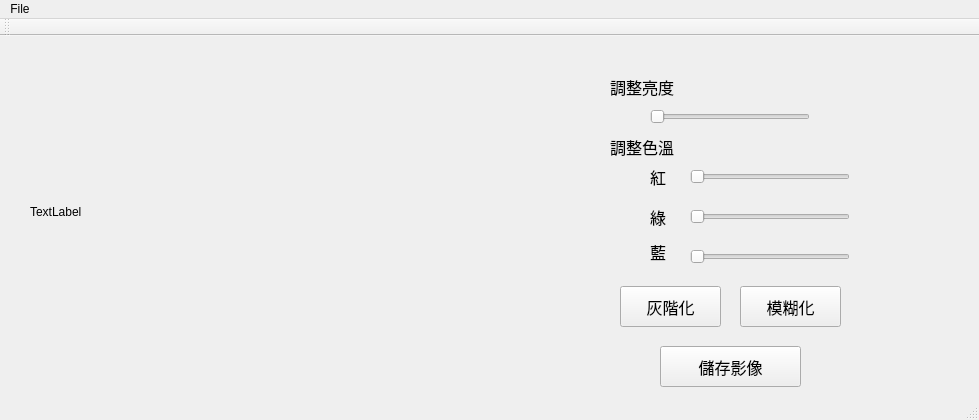
First picture: the form in mainwindow.ui, repository abbasid/QtCourse_ImageProcessing, before the edit.
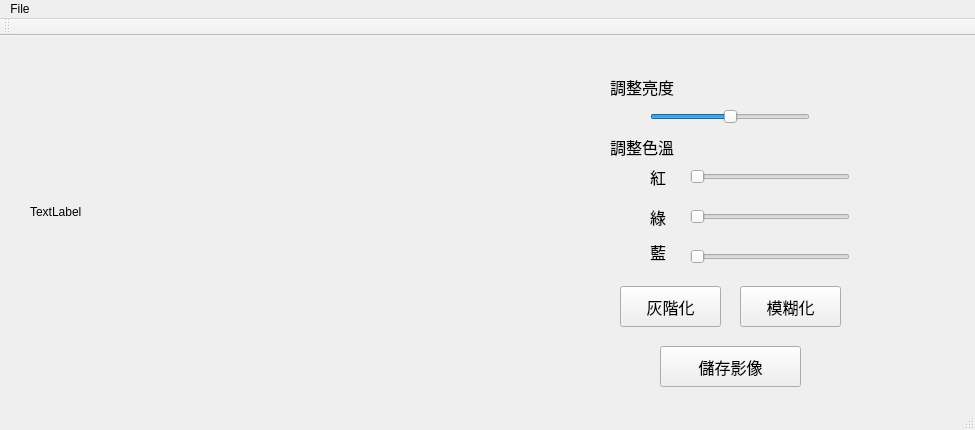
Second picture: the form after the edit.

Patch:
```diff
--- a/mainwindow.ui
+++ b/mainwindow.ui
@@ -6,8 +6,8 @@
    <rect>
     <x>0</x>
     <y>0</y>
-    <width>979</width>
-    <height>420</height>
+    <width>975</width>
+    <height>430</height>
    </rect>
   </property>
   <property name="windowTitle">
@@ -36,6 +36,12 @@
       <height>22</height>
      </rect>
     </property>
+    <property name="minimum">
+     <number>-128</number>
+    </property>
+    <property name="maximum">
+     <number>127</number>
+    </property>
     <property name="orientation">
      <enum>Qt::Horizontal</enum>
     </property>
@@ -229,8 +235,8 @@
     <rect>
      <x>0</x>
      <y>0</y>
-     <width>979</width>
-     <height>21</height>
+     <width>975</width>
+     <height>24</height>
     </rect>
    </property>
    <widget class="QMenu" name="menu">
```
